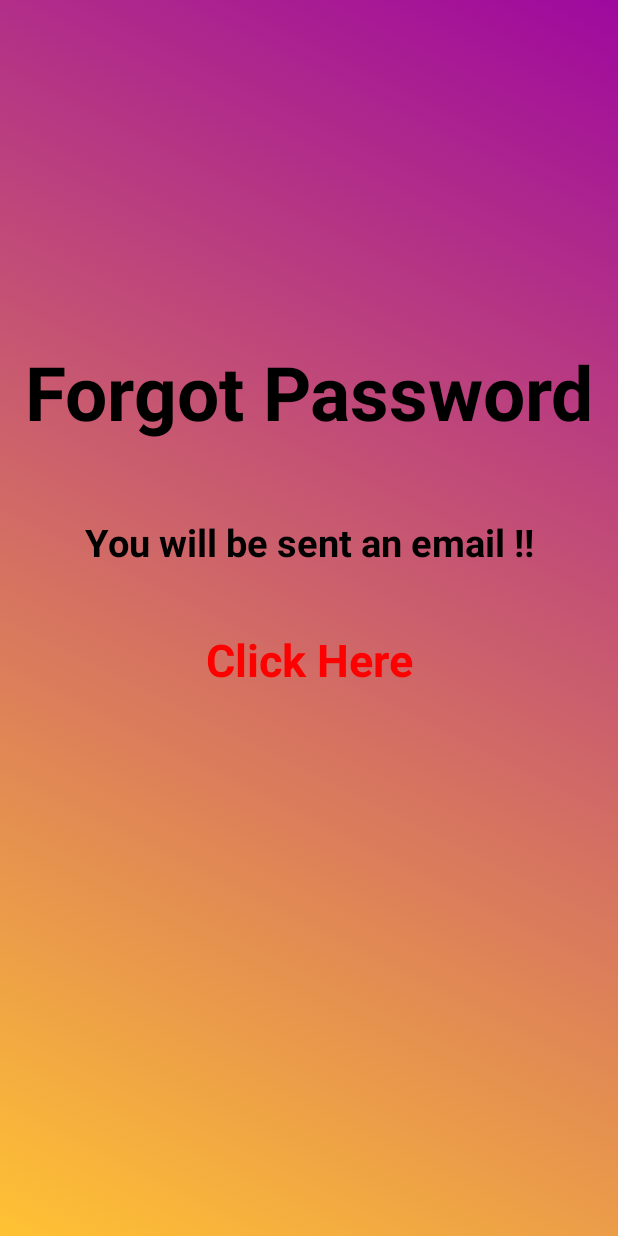
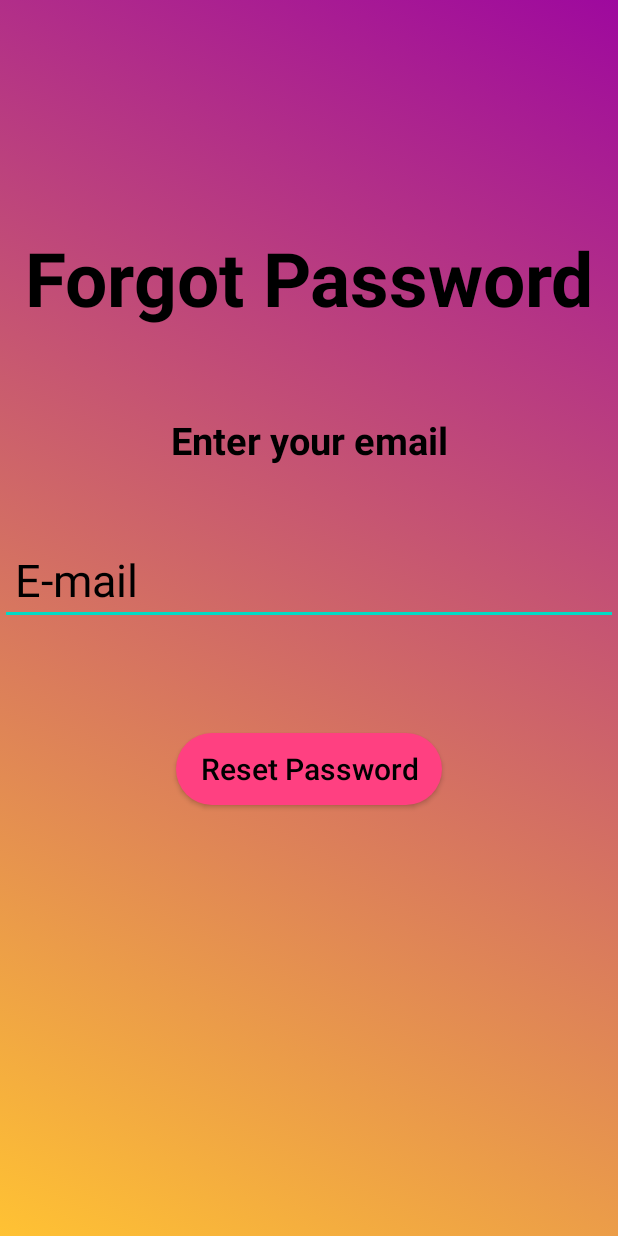
Before and after one commit to Neer-rn/KU-Bazar, an Android app: the Forget_password screen opened directly, with no data from a screen before it, on a phone screen of 412 x 824 dp. Run offline under Robolectric (Android 15) with nearby library versions, the phone set to English and light mode, and no system bars; our stand-ins replace Firebase (no records; nobody signed in at launch, a user with empty details on screens opened directly).

Commit message:
Now there is no problem during login also rese password is made available

```diff
--- a/app/src/main/java/com/neer/ku_bazar/Forget_password.java
+++ b/app/src/main/java/com/neer/ku_bazar/Forget_password.java
@@ -1,14 +1,75 @@
 package com.neer.ku_bazar;
 
+import androidx.annotation.NonNull;
 import androidx.appcompat.app.AppCompatActivity;
 
+import android.annotation.SuppressLint;
 import android.os.Bundle;
+import android.text.TextUtils;
+import android.view.View;
+import android.widget.Button;
+import android.widget.EditText;
+import android.widget.ProgressBar;
+import android.widget.TextView;
+import android.widget.Toast;
+
+import com.google.android.gms.tasks.OnCompleteListener;
+import com.google.android.gms.tasks.Task;
+import com.google.firebase.auth.FirebaseAuth;
 
 public class Forget_password extends AppCompatActivity {
 
+    private EditText inputEmail;
+
+    private Button btnReset;
+
+    private FirebaseAuth auth;
+
+    private ProgressBar progressBar;
+
+    @SuppressLint("MissingInflatedId")
     @Override
     protected void onCreate(Bundle savedInstanceState) {
         super.onCreate(savedInstanceState);
         setContentView(R.layout.activity_forget_password);
+
+        inputEmail = findViewById(R.id.text_email);
+
+        btnReset = findViewById(R.id.reset_button);
+
+        progressBar = findViewById(R.id.progressbar);
+
+        auth = FirebaseAuth.getInstance();
+
+        btnReset.setOnClickListener(new View.OnClickListener() {
+            @Override
+            public void onClick(View view) {
+
+                String email = inputEmail.getText().toString().trim();
+
+                if (TextUtils.isEmpty(email)) {
+                    Toast.makeText(getApplication(), "Enter your registered email id", Toast.LENGTH_SHORT).show();
+                    return;
+                }
+
+                progressBar.setVisibility(View.VISIBLE);
+
+                auth.sendPasswordResetEmail(email)
+
+                        .addOnCompleteListener(new OnCompleteListener<Void>() {
+                            @Override
+                            public void onComplete(@NonNull Task<Void> task) {
+                                if (task.isSuccessful()) {
+                                    Toast.makeText(Forget_password.this, "Please Check your Email", Toast.LENGTH_SHORT).show();
+                                } else {
+                                    Toast.makeText(Forget_password.this, "Failed to send reset email!", Toast.LENGTH_SHORT).show();
+                                }
+
+                                progressBar.setVisibility(View.GONE);
+                            }
+                        });
+
+            }
+        });
     }
 }
--- a/app/src/main/java/com/neer/ku_bazar/login.java
+++ b/app/src/main/java/com/neer/ku_bazar/login.java
@@ -3,6 +3,7 @@ package com.neer.ku_bazar;
 import android.content.Intent;
 import android.os.Bundle;
 import android.text.TextUtils;
+import android.util.Log;
 import android.view.View;
 import android.widget.Button;
 import android.widget.EditText;
@@ -10,6 +11,7 @@ import android.widget.TextView;
 import android.widget.Toast;
 
 import androidx.annotation.NonNull;
+import androidx.appcompat.app.AlertDialog;
 import androidx.appcompat.app.AppCompatActivity;
 
 import com.google.android.gms.tasks.OnCompleteListener;
@@ -26,7 +28,7 @@ public class login extends AppCompatActivity {
     TextView signup,forgotpass;
     EditText email,password;
     String userID;
-    private UserSession session;
+   private UserSession session;
     FirebaseFirestore store;
     FirebaseUser user;
     FirebaseAuth auth;
@@ -99,7 +101,7 @@ public class login extends AppCompatActivity {
                                 Toast.makeText(getApplicationContext(),"E-mail not verified", Toast.LENGTH_SHORT).show();
                             } else {
                                 userID = auth.getCurrentUser().getUid();
-                                store.collection("Users").document(userID).get().addOnCompleteListener(new OnCompleteListener<DocumentSnapshot>() {
+                                store.collection("user").document(userID).get().addOnCompleteListener(new OnCompleteListener<DocumentSnapshot>() {
                                     @Override
                                     public void onComplete(@NonNull Task<DocumentSnapshot> task) {
 
@@ -121,7 +123,12 @@ public class login extends AppCompatActivity {
                                             }
                                         } else {
 
-                                            Toast.makeText(login.this, "Login Error. Please try again.", Toast.LENGTH_SHORT).show();
+                                            new AlertDialog.Builder(login.this)
+                                                    .setTitle("Login Error")
+                                                    .setMessage(task.getException().getMessage())
+                                                    .setPositiveButton("OK", null) // You can add buttons here
+                                                    .show();
+
                                         }
 
                                     }
--- a/app/src/main/res/layout/activity_forget_password.xml
+++ b/app/src/main/res/layout/activity_forget_password.xml
@@ -19,14 +19,14 @@
         app:layout_constraintEnd_toEndOf="parent"
         app:layout_constraintStart_toStartOf="parent"
         app:layout_constraintTop_toTopOf="parent"
-        app:layout_constraintVertical_bias="0.3"
+        app:layout_constraintVertical_bias="0.2"
         />
 
     <TextView
         android:id="@+id/text_forgot_pass"
         android:layout_width="wrap_content"
         android:layout_height="wrap_content"
-        android:text="You will be sent an email !!"
+        android:text="Enter your email"
         android:textSize="25sp"
         android:textStyle="bold"
         android:textColor="#000000"
@@ -37,20 +37,56 @@
         app:layout_constraintVertical_bias="0.1"
         />
 
-    <TextView
-        android:id="@+id/forgot_pass_click"
+
+    <EditText
+        android:id="@+id/text_email"
         android:layout_width="wrap_content"
         android:layout_height="wrap_content"
-        android:text="Click Here"
+        android:hint="E-mail"
         android:textSize="30sp"
-        android:textStyle="bold"
-        android:textColor="#FF0000"
+        android:textColor="@color/black"
+        android:inputType="textEmailAddress"
+        android:textColorHint="#000000"
         app:layout_constraintBottom_toBottomOf="parent"
         app:layout_constraintEnd_toEndOf="parent"
         app:layout_constraintStart_toStartOf="parent"
         app:layout_constraintTop_toBottomOf="@+id/text_forgot_pass"
         app:layout_constraintVertical_bias="0.1"
+        android:ems="12"
+        android:layout_marginRight="10dp"
+        android:layout_marginLeft="10dp"
+        android:padding="10dp"
         />
+
+    <Button
+        android:id="@+id/reset_button"
+        android:layout_width="wrap_content"
+        android:layout_height="wrap_content"
+        android:text="Reset Password"
+        android:textColor="@color/black"
+        android:textSize="20sp"
+        android:textAllCaps="false"
+        app:backgroundTint="@color/colorAccentPink"
+        style="@style/AppTheme.RoundedCornerMaterialButton"
+        app:layout_constraintBottom_toBottomOf="parent"
+        app:layout_constraintEnd_toEndOf="parent"
+        app:layout_constraintStart_toStartOf="parent"
+        app:layout_constraintTop_toBottomOf="@+id/text_email"
+        app:layout_constraintVertical_bias="0.2"
+        />
+
+    <ProgressBar
+        android:id="@+id/progressbar"
+        android:layout_width="wrap_content"
+        android:layout_height="wrap_content"
+        android:visibility="invisible"
+        app:layout_constraintBottom_toBottomOf="parent"
+        app:layout_constraintEnd_toEndOf="parent"
+        app:layout_constraintHorizontal_bias="0.5"
+        app:layout_constraintStart_toStartOf="parent"
+        app:layout_constraintTop_toBottomOf="@+id/reset_button"
+        app:layout_constraintVertical_bias="0.5"/>
+
 
 
 </androidx.constraintlayout.widget.ConstraintLayout>
```
